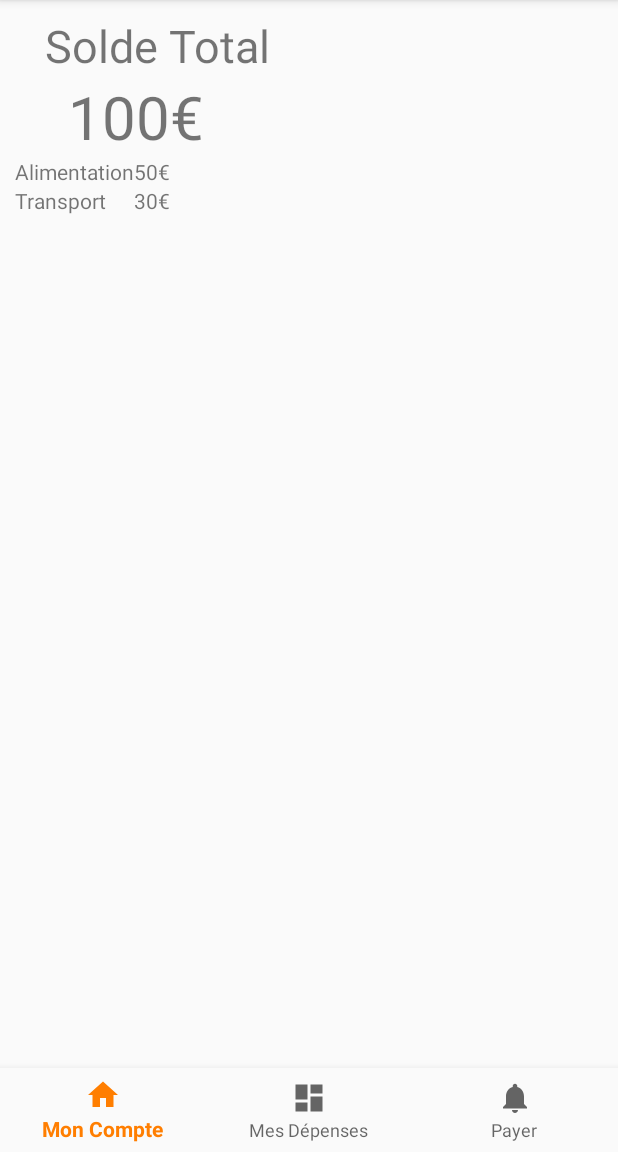
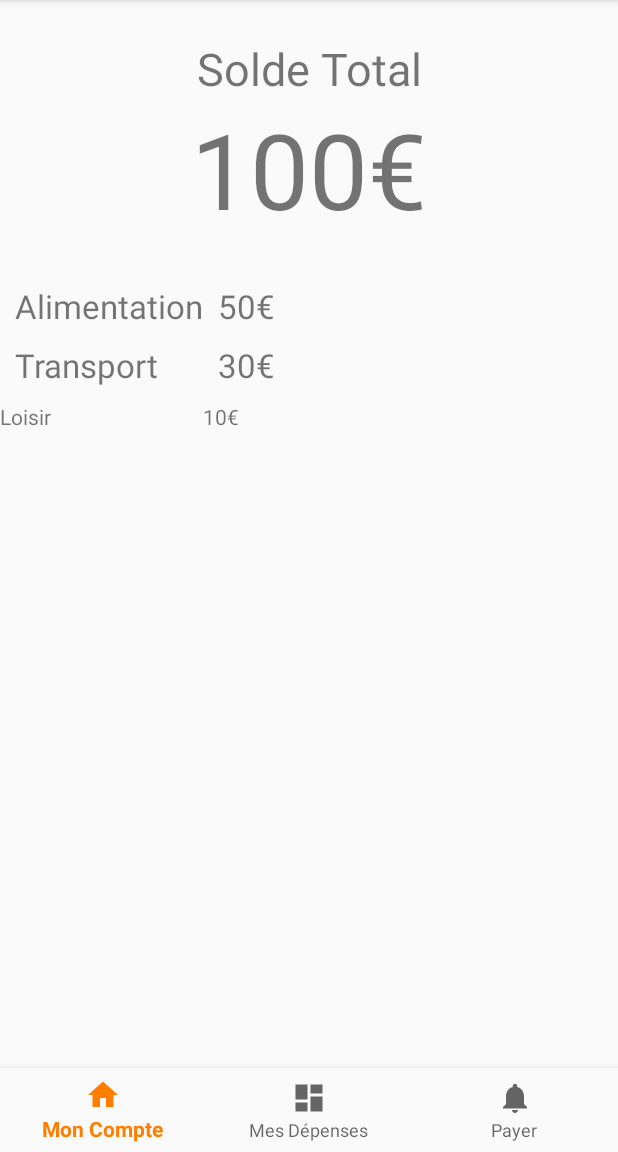
Before and after one commit to JeremyBouhi/ppe, an Android app: the screen it shows after launch (MenuDuTurfu), after a tap on "SE CONNECTER", on a phone screen of 412 x 824 dp, the part 84-1236 px from its top. Run offline under Robolectric (Android 15) with nearby library versions, the phone set to English and light mode, and no system bars.

Commit message:
modif dans compte, clic sur un table row

```diff
--- a/app/src/main/java/calculator/moi/andoid/fr/paysmart/MonCompte.java
+++ b/app/src/main/java/calculator/moi/andoid/fr/paysmart/MonCompte.java
@@ -8,6 +8,8 @@ import android.util.Log;
 import android.view.LayoutInflater;
 import android.view.View;
 import android.view.ViewGroup;
+import android.widget.TableLayout;
+import android.widget.TableRow;
 import android.widget.TextView;
 import android.app.ProgressDialog;
 import android.content.Intent;
@@ -27,6 +29,7 @@ import calculator.moi.andoid.fr.paysmart.Helpers.HttpJsonParser;
 import org.json.JSONArray;
 import org.json.JSONException;
 import org.json.JSONObject;
+import org.w3c.dom.Text;
 
 import java.util.ArrayList;
 import java.util.HashMap;
@@ -63,6 +66,30 @@ public class MonCompte extends Fragment {
         //ButterKnife.bind(this, view);
         //utilisateurListView = (ListView) view.findViewById(R.id.soldeListView);
         //new FetchUtilisateurAsyncTask().execute();
+        TableLayout tableLayout = view.findViewById(R.id.compteListe);
+
+        TableRow tablerow = new TableRow(getActivity());
+        TextView cat = new TextView(getActivity());
+        TextView montant = new TextView(getActivity());
+
+        //style="@style/ListeCategories"
+        cat.setText("Loisir");
+        montant.setText("10€");
+
+        tablerow.addView(cat);
+        tablerow.addView(montant);
+
+
+        tablerow.setOnClickListener(new View.OnClickListener()
+        {
+            @Override
+            public void onClick(View v)
+            {
+                Toast.makeText(getActivity(),"yeyyy", Toast.LENGTH_SHORT).show();
+            }
+        });
+
+        tableLayout.addView(tablerow);
         return view;
 
     }
--- a/app/src/main/res/layout/confirmation.xml
+++ b/app/src/main/res/layout/confirmation.xml
@@ -13,7 +13,7 @@
             style="@style/TextConfirm"
             android:layout_width="300dp"
             android:layout_height="wrap_content"
-            android:gravity="center_horizontal"/>
+            android:layout_gravity="center_horizontal"/>
 
         <Button
             android:id="@+id/buttonValider"
--- a/app/src/main/res/layout/mon_compte.xml
+++ b/app/src/main/res/layout/mon_compte.xml
@@ -16,8 +16,8 @@
             android:id="@+id/textView"
             android:layout_width="match_parent"
             android:layout_height="match_parent"
-            android:layout_marginLeft="30dp"
-            android:layout_marginTop="10dp"
+            android:gravity="center_horizontal"
+            android:layout_marginTop="25dp"
             android:layout_weight="1"
             android:text="Solde Total"
             android:textSize="30dp" />
@@ -26,13 +26,14 @@
             android:id="@+id/textView2"
             android:layout_width="match_parent"
             android:layout_height="match_parent"
-            android:layout_marginLeft="45dp"
+            android:gravity="center_horizontal"
             android:layout_weight="1"
             android:text="100€"
-            android:textSize="40dp" />
+            android:textSize="70dp"
+            android:layout_marginBottom="30dp"/>
 
         <TableLayout
-            style="@style/ListeCategories"
+            android:id="@+id/compteListe"
             android:layout_width="match_parent"
             android:layout_height="match_parent"
             android:layout_weight="1">
@@ -43,12 +44,14 @@
 
                 <TextView
                     android:id="@+id/textView3"
+                    style="@style/ListeCategories"
                     android:layout_width="match_parent"
                     android:layout_height="wrap_content"
                     android:text="Alimentation" />
 
                 <TextView
                     android:id="@+id/textView5"
+                    style="@style/ListeCategories"
                     android:layout_width="match_parent"
                     android:layout_height="wrap_content"
                     android:text="50€" />
@@ -60,12 +63,14 @@
 
                 <TextView
                     android:id="@+id/textView6"
+                    style="@style/ListeCategories"
                     android:layout_width="match_parent"
                     android:layout_height="wrap_content"
                     android:text="Transport" />
 
                 <TextView
                     android:id="@+id/textView7"
+                    style="@style/ListeCategories"
                     android:layout_width="match_parent"
                     android:layout_height="wrap_content"
                     android:text="30€" />
--- a/app/src/main/res/values/styles.xml
+++ b/app/src/main/res/values/styles.xml
@@ -59,9 +59,9 @@
     </style>
 
     <style name="ListeCategories">
-        <item name="android:textSize">20dp</item>
+        <item name="android:textSize">22dp</item>
         <item name="android:layout_marginLeft">10dp</item>
-        <item name="android:layout_marginBottom">2dp</item>
+        <item name="android:layout_marginBottom">10dp</item>
         <item name="android:color">@color/noir</item>
     </style>
 
```
